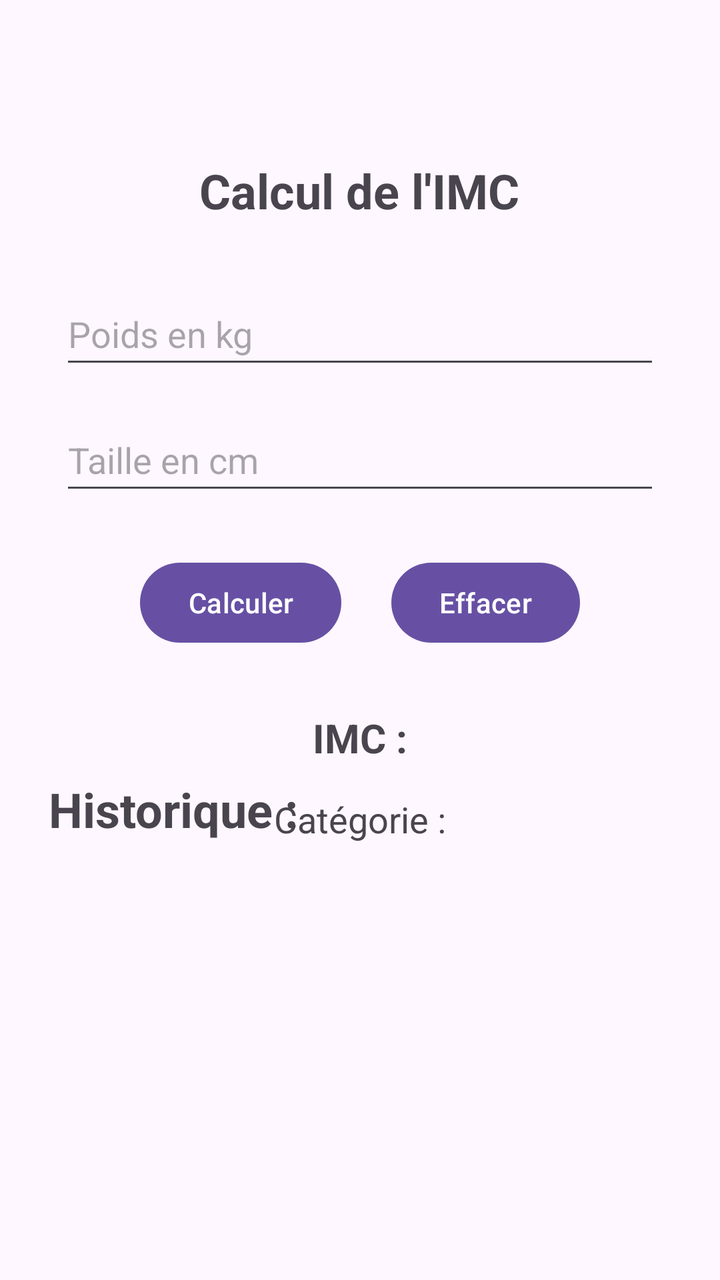
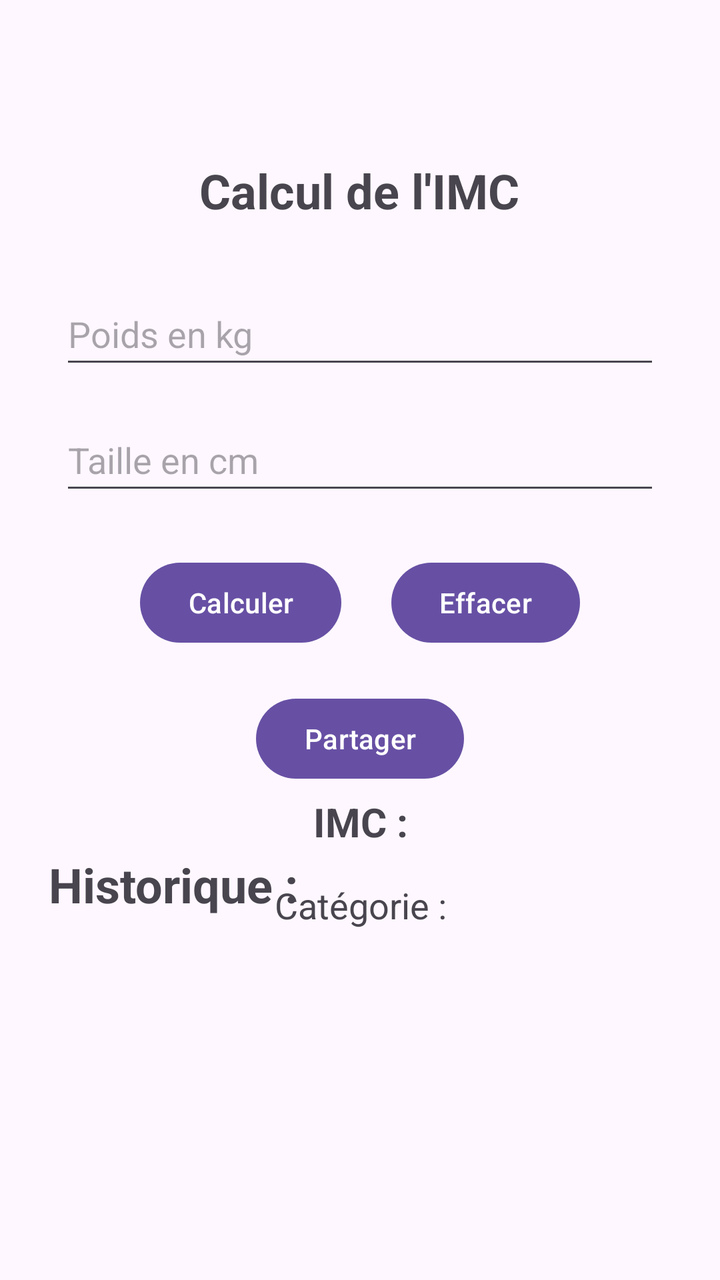

Screens rendered from an Android XML layout before and after an edit, with the pre-edit source and the edit as a unified diff.
<!-- AndroidManifest.xml: application theme Theme.CalculIMC -->
<!-- res/layout/activity_main.xml -->
<?xml version="1.0" encoding="utf-8"?>
<androidx.constraintlayout.widget.ConstraintLayout xmlns:android="http://schemas.android.com/apk/res/android"
    xmlns:app="http://schemas.android.com/apk/res-auto"
    xmlns:tools="http://schemas.android.com/tools"
    android:id="@+id/main"
    android:layout_width="match_parent"
    android:layout_height="match_parent"
    tools:context=".MainActivity">

    <TextView
        android:id="@+id/textViewTitre"
        android:layout_width="wrap_content"
        android:layout_height="wrap_content"
        android:text="@string/titre"
        android:textSize="24sp"
        android:textStyle="bold"
        app:layout_constraintBottom_toBottomOf="parent"
        app:layout_constraintEnd_toEndOf="parent"
        app:layout_constraintHorizontal_bias="0.498"
        app:layout_constraintStart_toStartOf="parent"
        app:layout_constraintTop_toTopOf="parent"
        app:layout_constraintVertical_bias="0.13" />

    <EditText
        android:id="@+id/editTextPoids"
        android:layout_width="0dp"
        android:layout_height="48dp"
        app:layout_constraintStart_toStartOf="parent"
        app:layout_constraintEnd_toEndOf="parent"
        android:hint="@string/poids_hint"
        android:inputType="numberDecimal"
        app:layout_constraintTop_toBottomOf="@id/textViewTitre"
        android:layout_marginStart="30dp"
        android:layout_marginEnd="30dp"
        android:layout_marginTop="30dp"/>

    <EditText
        android:id="@+id/editTextTaille"
        android:layout_width="0dp"
        android:layout_height="48dp"
        android:hint="@string/taille_hint"
        android:inputType="numberDecimal"
        app:layout_constraintTop_toBottomOf="@id/editTextPoids"
        app:layout_constraintStart_toStartOf="parent"
        app:layout_constraintEnd_toEndOf="parent"
        android:layout_marginStart="30dp"
        android:layout_marginEnd="30dp"
        android:layout_marginTop="15dp" />

    <Button
        android:id="@+id/buttonCalculer"
        android:layout_width="wrap_content"
        android:layout_height="wrap_content"
        android:text="@string/calculer"
        app:layout_constraintTop_toBottomOf="@id/editTextTaille"
        app:layout_constraintStart_toStartOf="parent"
        android:layout_marginTop="25dp"
        android:layout_marginStart="70dp" />

    <Button
        android:id="@+id/buttonEffacer"
        android:layout_width="wrap_content"
        android:layout_height="wrap_content"
        android:text="@string/effacer"
        app:layout_constraintTop_toBottomOf="@id/editTextTaille"
        app:layout_constraintEnd_toEndOf="parent"
        android:layout_marginTop="25dp"
        android:layout_marginEnd="70dp" />

    <TextView
        android:id="@+id/textViewImc"
        android:layout_width="wrap_content"
        android:layout_height="wrap_content"
        android:text="@string/imc"
        android:textSize="20sp"
        android:textStyle="bold"
        app:layout_constraintTop_toBottomOf="@id/buttonCalculer"
        app:layout_constraintStart_toStartOf="parent"
        app:layout_constraintEnd_toEndOf="parent"
        android:layout_marginTop="30dp" />

    <TextView
        android:id="@+id/textViewCategorie"
        android:layout_width="wrap_content"
        android:layout_height="wrap_content"
        android:text="@string/categorie"
        android:textSize="18sp"
        app:layout_constraintTop_toBottomOf="@id/textViewImc"
        app:layout_constraintStart_toStartOf="parent"
        app:layout_constraintEnd_toEndOf="parent"
        android:layout_marginTop="15dp" />

    <TextView
        android:layout_width="wrap_content"
        android:layout_height="wrap_content"
        android:text="Historique :"
        android:textSize="24sp"
        android:textStyle="bold"
        app:layout_constraintBottom_toBottomOf="parent"
        app:layout_constraintEnd_toEndOf="parent"
        app:layout_constraintHorizontal_bias="0.104"
        app:layout_constraintStart_toStartOf="parent"
        app:layout_constraintTop_toTopOf="parent"
        app:layout_constraintVertical_bias="0.639" />

    <TextView
        android:id="@+id/historiqueTextView"
        android:layout_width="0dp"
        android:layout_height="wrap_content"
        android:layout_marginStart="30dp"
        android:layout_marginTop="104dp"
        android:layout_marginEnd="30dp"
        android:text=""
        android:textSize="18sp"
        android:textStyle="bold"
        app:layout_constraintEnd_toEndOf="parent"
        app:layout_constraintHorizontal_bias="0.0"
        app:layout_constraintStart_toStartOf="parent"
        app:layout_constraintTop_toBottomOf="@id/textViewCategorie" />


</androidx.constraintlayout.widget.ConstraintLayout>
<!-- resources referenced by this layout -->
<resources>
  <string name="calculer">Calculer</string>
  <string name="categorie">Catégorie :</string>
  <string name="effacer">Effacer</string>
  <string name="imc">IMC :</string>
  <string name="poids_hint">Poids en kg</string>
  <string name="taille_hint">Taille en cm</string>
  <string name="titre">Calcul de l\'IMC</string>
  <style name="Theme.CalculIMC" parent="Base.Theme.CalculIMC" />
  <style name="Base.Theme.CalculIMC" parent="Theme.Material3.DayNight.NoActionBar">
          
          
      </style>
</resources>

<!-- the commit's change to res/layout/activity_main.xml (unified diff, before → after) -->
@@ -67,28 +67,30 @@
         android:layout_marginTop="25dp"
         android:layout_marginEnd="70dp" />
 
-    <TextView
-        android:id="@+id/textViewImc"
+    <Button
+        android:id="@+id/buttonPartager"
         android:layout_width="wrap_content"
         android:layout_height="wrap_content"
-        android:text="@string/imc"
-        android:textSize="20sp"
-        android:textStyle="bold"
-        app:layout_constraintTop_toBottomOf="@id/buttonCalculer"
+        android:text="Partager"
+        app:layout_constraintTop_toBottomOf="@id/buttonEffacer"
         app:layout_constraintStart_toStartOf="parent"
         app:layout_constraintEnd_toEndOf="parent"
-        android:layout_marginTop="30dp" />
+        android:layout_marginTop="20dp" />
 
     <TextView
-        android:id="@+id/textViewCategorie"
-        android:layout_width="wrap_content"
+        android:id="@+id/historiqueTextView"
+        android:layout_width="0dp"
         android:layout_height="wrap_content"
-        android:text="@string/categorie"
+        android:layout_marginStart="30dp"
+        android:layout_marginTop="100dp"
+        android:layout_marginEnd="30dp"
+        android:text=""
         android:textSize="18sp"
-        app:layout_constraintTop_toBottomOf="@id/textViewImc"
+        android:textStyle="bold"
+        app:layout_constraintEnd_toEndOf="parent"
+        app:layout_constraintHorizontal_bias="0.0"
         app:layout_constraintStart_toStartOf="parent"
-        app:layout_constraintEnd_toEndOf="parent"
-        android:layout_marginTop="15dp" />
+        app:layout_constraintTop_toBottomOf="@id/textViewCategorie" />
 
     <TextView
         android:layout_width="wrap_content"
@@ -101,22 +103,32 @@
         app:layout_constraintHorizontal_bias="0.104"
         app:layout_constraintStart_toStartOf="parent"
         app:layout_constraintTop_toTopOf="parent"
-        app:layout_constraintVertical_bias="0.639" />
+        app:layout_constraintVertical_bias="0.701" />
 
     <TextView
-        android:id="@+id/historiqueTextView"
-        android:layout_width="0dp"
+        android:id="@+id/textViewCategorie"
+        android:layout_width="wrap_content"
         android:layout_height="wrap_content"
-        android:layout_marginStart="30dp"
-        android:layout_marginTop="104dp"
-        android:layout_marginEnd="30dp"
-        android:text=""
+        android:layout_marginTop="16dp"
+        android:text="@string/categorie"
         android:textSize="18sp"
+        app:layout_constraintEnd_toEndOf="parent"
+        app:layout_constraintHorizontal_bias="0.501"
+        app:layout_constraintStart_toStartOf="parent"
+        app:layout_constraintTop_toBottomOf="@id/textViewImc" />
+
+    <TextView
+        android:id="@+id/textViewImc"
+        android:layout_width="wrap_content"
+        android:layout_height="wrap_content"
+        android:layout_marginTop="72dp"
+        android:text="@string/imc"
+        android:textSize="20sp"
         android:textStyle="bold"
         app:layout_constraintEnd_toEndOf="parent"
-        app:layout_constraintHorizontal_bias="0.0"
+        app:layout_constraintHorizontal_bias="0.501"
         app:layout_constraintStart_toStartOf="parent"
-        app:layout_constraintTop_toBottomOf="@id/textViewCategorie" />
+        app:layout_constraintTop_toBottomOf="@id/buttonCalculer" />
 
 
 </androidx.constraintlayout.widget.ConstraintLayout>
